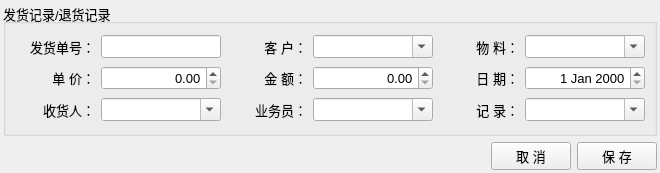
First picture: the form in ui/FormDelivery.ui, repository archsh/quickexcel, before the edit.
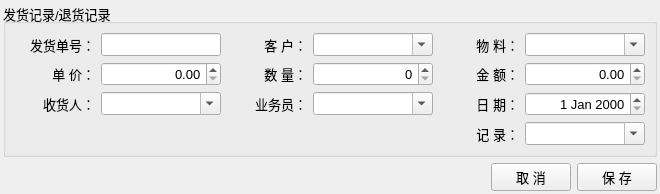
Second picture: the form after the edit.

Diff of the .ui file:
```diff
--- a/ui/FormDelivery.ui
+++ b/ui/FormDelivery.ui
@@ -7,7 +7,7 @@
     <x>0</x>
     <y>0</y>
     <width>658</width>
-    <height>173</height>
+    <height>188</height>
    </rect>
   </property>
   <property name="font">
@@ -153,6 +153,41 @@
           </property>
          </widget>
         </item>
+        <item>
+         <widget class="QLabel" name="label_14">
+          <property name="minimumSize">
+           <size>
+            <width>80</width>
+            <height>0</height>
+           </size>
+          </property>
+          <property name="text">
+           <string>  数 量：</string>
+          </property>
+          <property name="alignment">
+           <set>Qt::AlignRight|Qt::AlignTrailing|Qt::AlignVCenter</set>
+          </property>
+         </widget>
+        </item>
+        <item>
+         <widget class="QDoubleSpinBox" name="doubleSpinBox_Num">
+          <property name="minimumSize">
+           <size>
+            <width>120</width>
+            <height>0</height>
+           </size>
+          </property>
+          <property name="alignment">
+           <set>Qt::AlignRight|Qt::AlignTrailing|Qt::AlignVCenter</set>
+          </property>
+          <property name="decimals">
+           <number>0</number>
+          </property>
+          <property name="maximum">
+           <double>100000.000000000000000</double>
+          </property>
+         </widget>
+        </item>
         <item>
          <widget class="QLabel" name="label_8">
           <property name="minimumSize">
@@ -182,35 +217,6 @@
           </property>
          </widget>
         </item>
-        <item>
-         <widget class="QLabel" name="label_6">
-          <property name="minimumSize">
-           <size>
-            <width>80</width>
-            <height>0</height>
-           </size>
-          </property>
-          <property name="text">
-           <string>日 期：</string>
-          </property>
-          <property name="alignment">
-           <set>Qt::AlignRight|Qt::AlignTrailing|Qt::AlignVCenter</set>
-          </property>
-         </widget>
-        </item>
-        <item>
-         <widget class="QDateEdit" name="dateEdit_Date">
-          <property name="minimumSize">
-           <size>
-            <width>120</width>
-            <height>0</height>
-           </size>
-          </property>
-          <property name="alignment">
-           <set>Qt::AlignRight|Qt::AlignTrailing|Qt::AlignVCenter</set>
-          </property>
-         </widget>
-        </item>
        </layout>
       </item>
       <item>
@@ -276,6 +282,46 @@
           </property>
           <property name="duplicatesEnabled">
            <bool>true</bool>
+          </property>
+         </widget>
+        </item>
+        <item>
+         <widget class="QLabel" name="label_6">
+          <property name="minimumSize">
+           <size>
+            <width>80</width>
+            <height>0</height>
+           </size>
+          </property>
+          <property name="text">
+           <string>日 期：</string>
+          </property>
+          <property name="alignment">
+           <set>Qt::AlignRight|Qt::AlignTrailing|Qt::AlignVCenter</set>
+          </property>
+         </widget>
+        </item>
+        <item>
+         <widget class="QDateEdit" name="dateEdit_Date">
+          <property name="minimumSize">
+           <size>
+            <width>120</width>
+            <height>0</height>
+           </size>
+          </property>
+          <property name="alignment">
+           <set>Qt::AlignRight|Qt::AlignTrailing|Qt::AlignVCenter</set>
+          </property>
+         </widget>
+        </item>
+       </layout>
+      </item>
+      <item>
+       <layout class="QHBoxLayout" name="horizontalLayout_5" stretch="1,0,0">
+        <item>
+         <widget class="QLabel" name="label">
+          <property name="text">
+           <string/>
           </property>
          </widget>
         </item>
```
